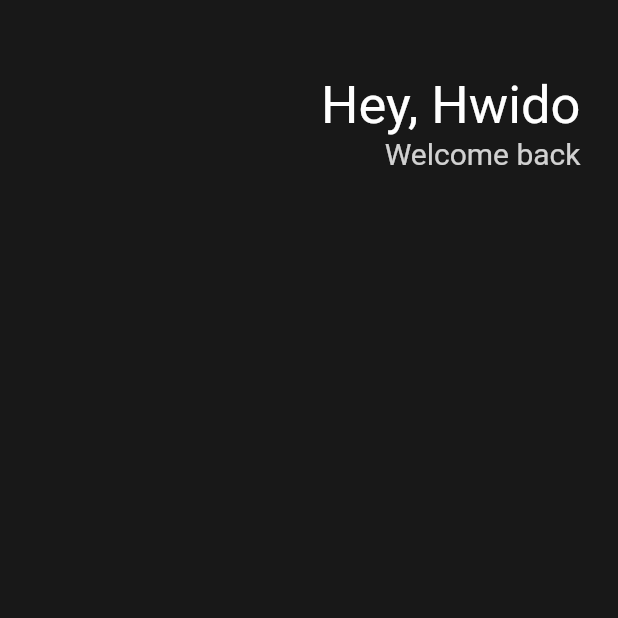
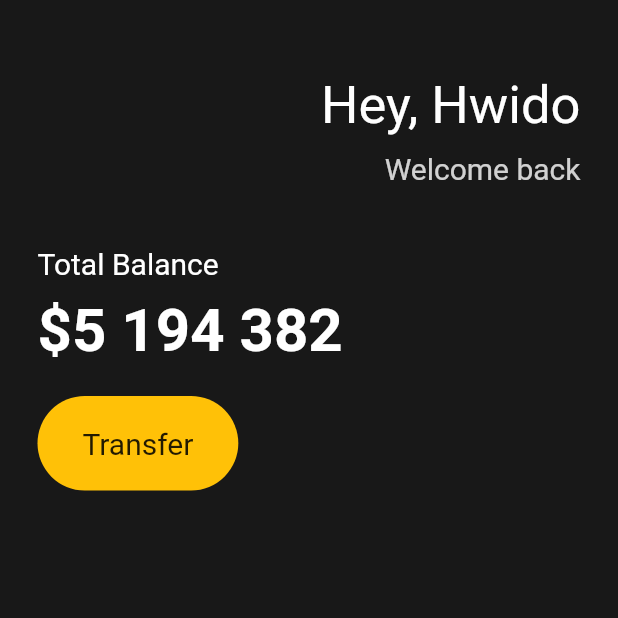
Before and after one commit to grootwo/Flutter-studying, a Flutter app: the screen it shows after launch, on a phone screen of 412 x 824 dp, the top half of it. Run offline on Flutter 3.47's test engine with Material 2 defaults, Android fonts, the phone set to English and light mode, and no system bars; our stand-ins replace flutter_time_picker_spinner.

Commit message:
Make total part and transfer btn

```diff
--- a/toonlinkers/lib/main.dart
+++ b/toonlinkers/lib/main.dart
@@ -15,6 +15,7 @@ class App extends StatelessWidget {
             horizontal: 25,
           ),
           child: Column(
+            crossAxisAlignment: CrossAxisAlignment.start,
             children: [
               SizedBox(
                 height: 50,
@@ -32,6 +33,9 @@ class App extends StatelessWidget {
                           color: Colors.white,
                         ),
                       ),
+                      SizedBox(
+                        height: 10,
+                      ),
                       Text(
                         'Welcome back',
                         style: TextStyle(
@@ -42,7 +46,49 @@ class App extends StatelessWidget {
                     ],
                   )
                 ],
-              )
+              ),
+              SizedBox(
+                height: 40,
+              ),
+              Text(
+                'Total Balance',
+                style: TextStyle(
+                  color: Colors.white,
+                  fontSize: 20,
+                ),
+              ),
+              SizedBox(
+                height: 10,
+              ),
+              Text(
+                '\$5 194 382',
+                style: TextStyle(
+                  color: Colors.white,
+                  fontSize: 40,
+                  fontWeight: FontWeight.bold,
+                ),
+              ),
+              SizedBox(
+                height: 20,
+              ),
+              Container(
+                decoration: BoxDecoration(
+                  color: Colors.amber,
+                  borderRadius: BorderRadius.circular(45),
+                ),
+                child: Padding(
+                  padding: EdgeInsets.symmetric(
+                    horizontal: 30,
+                    vertical: 20,
+                  ),
+                  child: Text(
+                    'Transfer',
+                    style: TextStyle(
+                      fontSize: 20,
+                    ),
+                  ),
+                ),
+              ),
             ],
           ),
         ),
```
